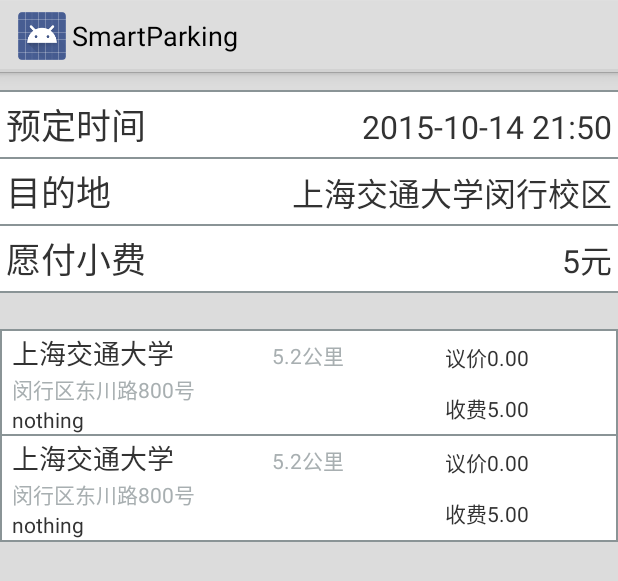
After one commit to liaorc/SmartParking, an Android app: the layout test_layout.xml on its own in the app's theme, with its tools: preview values and no code run, on a phone screen of 412 x 824 dp. The commit adds this screen. Shown: the top 581 px of the screen. Run offline under Robolectric (Android 15) with nearby library versions, the phone set to English and light mode, and no system bars.

Commit message:
list anime

```diff
--- /dev/null
+++ b/app/src/main/java/cn/edu/sjtu/icat/smartparking/AppointmentFragment.java
@@ -0,0 +1,11 @@
+package cn.edu.sjtu.icat.smartparking;
+
+import android.app.Fragment;
+
+/**
+ * Created by Ruochen on 2015/10/14.
+ */
+public class AppointmentFragment extends Fragment {
+
+
+}
--- /dev/null
+++ b/app/src/main/res/drawable/stroke_box_gray.xml
@@ -0,0 +1,5 @@
+<?xml version="1.0" encoding="utf-8"?>
+<shape xmlns:android="http://schemas.android.com/apk/res/android">
+    <solid android:color="@color/white" />
+    <stroke android:width="1dip" android:color="@color/gray"/>
+</shape>
--- /dev/null
+++ b/app/src/main/res/layout/fragment_appointment.xml
@@ -0,0 +1,115 @@
+<?xml version="1.0" encoding="utf-8"?>
+<LinearLayout xmlns:android="http://schemas.android.com/apk/res/android"
+              android:orientation="vertical"
+              android:layout_width="match_parent"
+              android:layout_height="wrap_content"
+              android:background="@color/white"
+              android:layout_marginTop="12dp"
+              android:layout_marginBottom="24dp"
+    >
+
+    <View
+        android:layout_width="match_parent"
+        android:layout_height="1dp"
+        android:background="@color/gray"/>
+
+    <LinearLayout
+        android:layout_width="match_parent"
+        android:layout_height="wrap_content"
+        android:orientation="horizontal"
+        android:paddingTop="4dp"
+        android:paddingBottom="4dp"
+        android:paddingLeft="4dp"
+        android:paddingRight="4dp"
+        >
+        <TextView
+            android:layout_width="fill_parent"
+            android:layout_height="wrap_content"
+            android:layout_weight="3"
+            android:text="预定时间"
+            android:textSize="23sp"
+            />
+
+        <TextView
+            android:layout_width="fill_parent"
+            android:layout_height="wrap_content"
+            android:layout_weight="2"
+            android:gravity="right"
+            android:text="2015-10-14 21:50"
+            android:textSize="21sp"
+            />
+
+    </LinearLayout>
+
+    <View
+        android:layout_width="match_parent"
+        android:layout_height="1dp"
+        android:background="@color/gray"/>
+
+    <LinearLayout
+        android:layout_width="match_parent"
+        android:layout_height="wrap_content"
+        android:orientation="horizontal"
+        android:paddingTop="4dp"
+        android:paddingBottom="4dp"
+        android:paddingLeft="4dp"
+        android:paddingRight="4dp"
+        >
+        <TextView
+            android:layout_width="fill_parent"
+            android:layout_height="wrap_content"
+            android:layout_weight="3"
+            android:text="目的地"
+            android:textSize="23sp"
+            />
+
+        <TextView
+            android:layout_width="fill_parent"
+            android:layout_height="wrap_content"
+            android:layout_weight="2"
+            android:gravity="right"
+            android:text="上海交通大学闵行校区"
+            android:textSize="21sp"
+            />
+
+    </LinearLayout>
+
+    <View
+        android:layout_width="match_parent"
+        android:layout_height="1dp"
+        android:background="@color/gray"/>
+
+    <LinearLayout
+        android:layout_width="match_parent"
+        android:layout_height="wrap_content"
+        android:orientation="horizontal"
+        android:paddingTop="4dp"
+        android:paddingBottom="4dp"
+        android:paddingLeft="4dp"
+        android:paddingRight="4dp"
+        >
+        <TextView
+            android:layout_width="fill_parent"
+            android:layout_height="wrap_content"
+            android:layout_weight="3"
+            android:text="愿付小费"
+            android:textSize="23sp"
+            />
+
+        <TextView
+            android:layout_width="fill_parent"
+            android:layout_height="wrap_content"
+            android:layout_weight="2"
+            android:gravity="right"
+            android:text="5元"
+            android:textSize="21sp"
+            />
+
+    </LinearLayout>
+
+    <View
+        android:layout_width="match_parent"
+        android:layout_height="1dp"
+        android:background="@color/gray"/>
+
+</LinearLayout>
--- /dev/null
+++ b/app/src/main/res/layout/list_item_park_info_appointment.xml
@@ -0,0 +1,103 @@
+<?xml version="1.0" encoding="utf-8"?>
+<LinearLayout xmlns:android="http://schemas.android.com/apk/res/android"
+              android:orientation="horizontal"
+              android:layout_width="match_parent"
+              android:layout_height="wrap_content"
+              android:paddingTop="2dp"
+              android:paddingBottom="2dp"
+              android:paddingLeft="8dp"
+              android:background="@drawable/stroke_box_gray"
+              android:layout_marginBottom="-2dp"
+    >
+
+    <LinearLayout
+        android:layout_width="fill_parent"
+        android:layout_height="wrap_content"
+        android:orientation="vertical"
+        android:gravity="center_vertical"
+        android:layout_gravity="center"
+        android:layout_weight="2"
+        >
+
+        <LinearLayout
+            android:layout_width="fill_parent"
+            android:layout_height="wrap_content"
+            android:layout_gravity="bottom"
+            >
+            <TextView
+                android:layout_width="fill_parent"
+                android:layout_height="wrap_content"
+                android:text="上海交通大学"
+                android:id="@+id/list_item_park_name"
+                android:textSize="18sp"
+                android:layout_weight="3"
+                android:singleLine="true"
+                />
+            <TextView
+                android:layout_width="fill_parent"
+                android:layout_height="wrap_content"
+                android:paddingLeft="8dp"
+                android:text="5.2公里"
+                android:textColor="@color/sub_text_color"
+                android:id="@+id/list_item_park_distance"
+                android:layout_weight="4"
+                />
+        </LinearLayout>
+
+        <TextView
+            android:layout_width="wrap_content"
+            android:layout_height="wrap_content"
+            android:text="闵行区东川路800号"
+            android:textColor="@color/sub_text_color"
+            android:id="@+id/list_item_park_address"
+            />
+        <TextView
+            android:id="@+id/TextView"
+            android:layout_width="wrap_content"
+            android:layout_height="wrap_content"
+            android:text="nothing"
+            />
+
+    </LinearLayout>
+
+
+
+    <LinearLayout
+        android:layout_width="fill_parent"
+        android:layout_height="fill_parent"
+        android:orientation="horizontal"
+        android:gravity="end|right"
+        android:layout_weight="5"
+        >
+        <LinearLayout
+            android:layout_width="fill_parent"
+            android:layout_height="fill_parent"
+            android:orientation="vertical"
+            android:gravity="center"
+            android:layout_gravity="left"
+            android:layout_weight="1"
+            >
+
+            <TextView
+                android:gravity="center_vertical|left"
+                android:layout_width="fill_parent"
+                android:layout_height="fill_parent"
+                android:text="议价0.00"
+                android:id="@+id/list_item_fee"
+                android:layout_weight="1"
+                />
+
+            <TextView
+                android:gravity="center_vertical|left"
+                android:layout_width="fill_parent"
+                android:layout_height="fill_parent"
+                android:text="收费5.00"
+                android:id="@+id/list_item_price"
+                android:layout_weight="1"
+                />
+
+        </LinearLayout>
+    </LinearLayout>
+
+
+</LinearLayout>
--- /dev/null
+++ b/app/src/main/res/layout/test_layout.xml
@@ -0,0 +1,15 @@
+<?xml version="1.0" encoding="utf-8"?>
+<LinearLayout xmlns:android="http://schemas.android.com/apk/res/android"
+              android:orientation="vertical"
+              android:layout_width="match_parent"
+              android:layout_height="match_parent"
+              android:background="@color/silver"
+    >
+
+    <include layout="@layout/fragment_appointment"/>
+
+    <include layout="@layout/list_item_park_info_appointment"/>
+
+    <include layout="@layout/list_item_park_info_appointment"/>
+
+</LinearLayout>
--- a/app/src/main/res/values/colors.xml
+++ b/app/src/main/res/values/colors.xml
@@ -5,6 +5,8 @@
     <color name="colorAccent">#FF4081</color>
 
     <color name="black">#000000</color>
+    <color name="silver">#dcdcdc</color>
+    <color name="gray">#8a9496</color>
 
 
     <color name="main_background">#293347</color>
```
